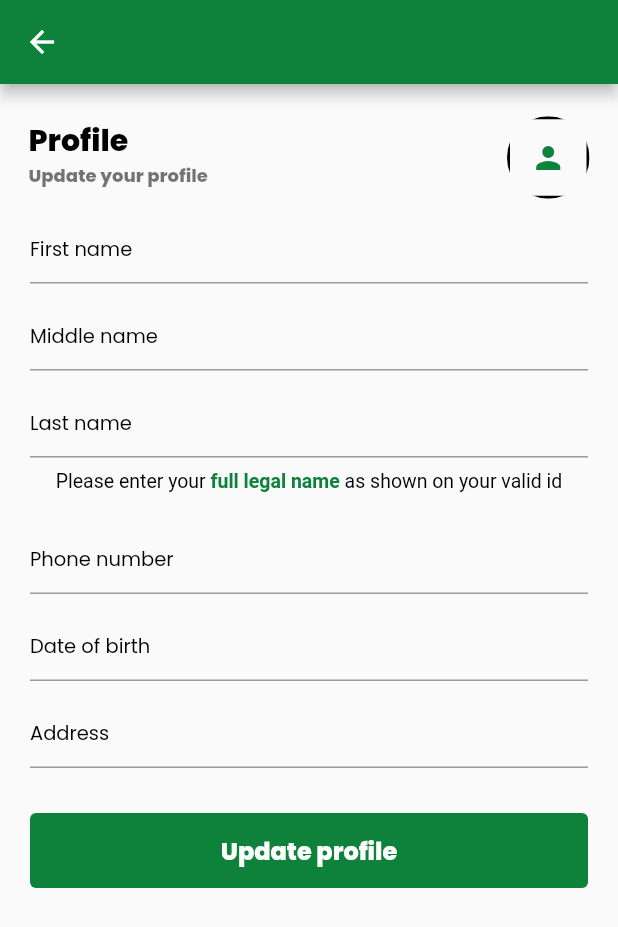
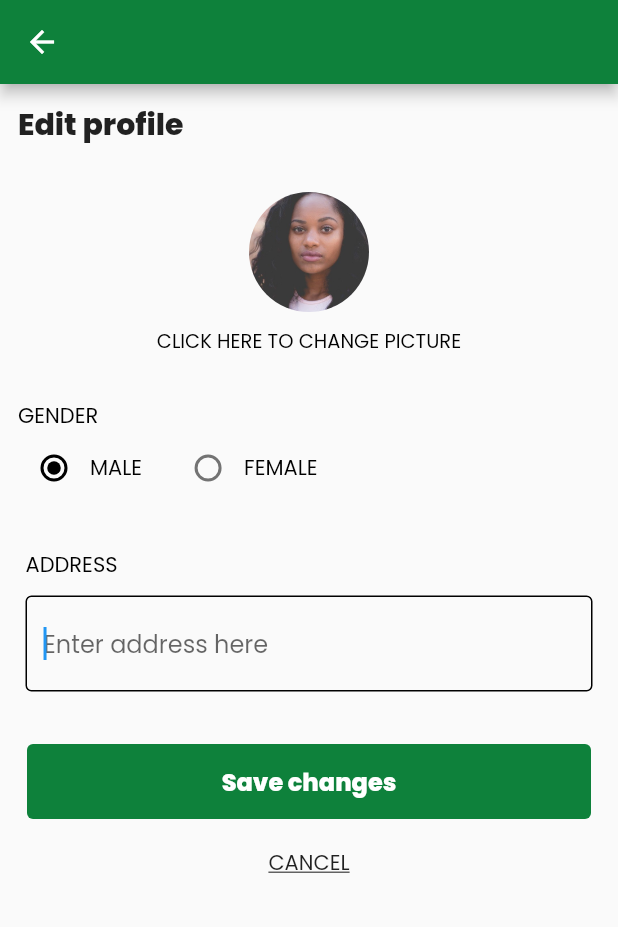
Before and after one commit to hrinternal/equal_cash_mobile_app_2021, a Flutter app: the UpdateProfileScreen screen opened by its route, after a tap on "Update profile", on a phone screen of 412 x 824 dp. Shown: the top 927 px of the screen. Run offline on Flutter 3.47's test engine with Material 2 defaults, Android fonts, the phone set to English and light mode, and no system bars; our stand-ins replace country_code_picker, pin_code_fields; missing offline and left inert: virtual_keyboard_multi_language.

```diff
--- a/lib/main.dart
+++ b/lib/main.dart
@@ -7,6 +7,7 @@ import 'package:equal_cash/screens/login_screen.dart';
 import 'package:equal_cash/screens/onboarding_screen.dart';
 import 'package:equal_cash/screens/registration_screen.dart';
 import 'package:equal_cash/screens/reset_password_screen.dart';
+import 'package:equal_cash/screens/save_profile_screen.dart';
 import 'package:equal_cash/screens/splash_screen.dart';
 import 'package:equal_cash/screens/update_profile_screen.dart';
 import 'package:flutter/material.dart';
@@ -35,7 +36,8 @@ class MyApp extends StatelessWidget {
         AuthConfirmationScreen.routeName: (_) => AuthConfirmationScreen(),
         ResetPasswordScreen.routeName: (_) => ResetPasswordScreen(),
         HomeScreen.routeName: (_) => HomeScreen(),
-        UpdateProfileScreen.routeName: (_) => UpdateProfileScreen()
+        UpdateProfileScreen.routeName: (_) => UpdateProfileScreen(),
+        SaveProfileScreen.routeName: (_) => SaveProfileScreen(),
       },
     );
   }
--- /dev/null
+++ b/lib/screens/save_profile_screen.dart
@@ -0,0 +1,176 @@
+import 'package:flutter/material.dart';
+
+class SaveProfileScreen extends StatefulWidget {
+  static const routeName = "save-profile";
+  @override
+  _SaveProfileScreenState createState() => _SaveProfileScreenState();
+}
+
+enum Gender { Male, Female }
+
+class _SaveProfileScreenState extends State<SaveProfileScreen> {
+  Gender _gender = Gender.Male;
+  @override
+  Widget build(BuildContext context) {
+    return Scaffold(
+        appBar: AppBar(),
+        body: Container(
+          child: Padding(
+            padding: const EdgeInsets.all(12.0),
+            child: Column(
+              children: [
+                Container(
+                  width: double.maxFinite,
+                  alignment: Alignment.centerLeft,
+                  child: Text(
+                    "Edit profile",
+                    style: TextStyle(fontWeight: FontWeight.bold, fontSize: 20),
+                  ),
+                ),
+                SizedBox(height: 30),
+                Container(
+                  height: 80,
+                  width: double.maxFinite,
+                  alignment: Alignment.center,
+                  child: Container(
+                    height: 80,
+                    width: 80,
+                    child: ClipRRect(
+                      borderRadius: BorderRadius.circular(100),
+                      child: InkWell(
+                        child: Image.asset(
+                          "assets/images/person.jpg",
+                          fit: BoxFit.cover,
+                        ),
+                      ),
+                    ),
+                  ),
+                ),
+                SizedBox(
+                  height: 10,
+                ),
+                Container(
+                  child: Text(
+                    "CLICK HERE TO CHANGE PICTURE",
+                    style: TextStyle(fontSize: 13, color: Colors.black),
+                  ),
+                ),
+                SizedBox(
+                  height: 30,
+                ),
+                Container(
+                  width: double.maxFinite,
+                  alignment: Alignment.centerLeft,
+                  child: Text(
+                    "GENDER",
+                    style: TextStyle(fontSize: 14, color: Colors.black),
+                  ),
+                ),
+                //GENDER
+                Container(
+                  child: Row(
+                    children: [
+                      Radio<Gender>(
+                        value: Gender.Male,
+                        groupValue: _gender,
+                        onChanged: (gender) {
+                          setState(() {
+                            _gender = gender;
+                          });
+                        },
+                      ),
+                      Text(
+                        "MALE",
+                        style: TextStyle(color: Colors.black),
+                      ),
+                      SizedBox(
+                        width: 20,
+                      ),
+                      Radio<Gender>(
+                        value: Gender.Female,
+                        groupValue: _gender,
+                        onChanged: (gender) {
+                          setState(() {
+                            _gender = gender;
+                          });
+                        },
+                      ),
+                      Text(
+                        "FEMALE",
+                        style: TextStyle(color: Colors.black),
+                      ),
+                    ],
+                  ),
+                ),
+                SizedBox(
+                  height: 30,
+                ),
+                Container(
+                  alignment: Alignment.centerLeft,
+                  padding: EdgeInsets.symmetric(horizontal: 5),
+                  child: Text(
+                    "ADDRESS",
+                    style: TextStyle(
+                        color: Colors.black,
+                        // fontWeight: FontWeight.bold,
+                        fontSize: 14),
+                  ),
+                ),
+                SizedBox(
+                  height: 10,
+                ),
+                Container(
+                  padding: EdgeInsets.symmetric(horizontal: 5),
+                  child: TextField(
+                    autofocus: true,
+                    // controller: _emailController,
+                    decoration: InputDecoration(
+                      hintText: "Enter address here",
+                      focusedBorder: OutlineInputBorder(),
+                      enabledBorder: OutlineInputBorder(
+                        borderSide: BorderSide(width: 1),
+                      ),
+                    ),
+                  ),
+                ),
+                SizedBox(
+                  height: 35,
+                ),
+                Container(
+                  width: double.maxFinite,
+                  margin: EdgeInsets.symmetric(horizontal: 6),
+                  child: FlatButton(
+                    shape: RoundedRectangleBorder(
+                        borderRadius: BorderRadius.circular(4)),
+                    padding: EdgeInsets.symmetric(vertical: 13),
+                    onPressed: () {
+                      // Navigator.of(context)
+                      //     .pushNamed(SaveProfileScreen.routeName);
+                    },
+                    child: Text(
+                      'Save changes',
+                      style: TextStyle(
+                          color: Colors.white,
+                          fontWeight: FontWeight.bold,
+                          fontSize: 16),
+                    ),
+                    color: Theme.of(context).primaryColor,
+                  ),
+                ),
+                SizedBox(
+                  height: 19,
+                ),
+                Container(
+                  child: InkWell(
+                      onTap: () {},
+                      child: Text(
+                        "CANCEL",
+                        style: TextStyle(decoration: TextDecoration.underline),
+                      )),
+                )
+              ],
+            ),
+          ),
+        ));
+  }
+}
--- a/lib/screens/update_profile_screen.dart
+++ b/lib/screens/update_profile_screen.dart
@@ -1,3 +1,4 @@
+import 'package:equal_cash/screens/save_profile_screen.dart';
 import 'package:flutter/material.dart';
 
 class UpdateProfileScreen extends StatefulWidget {
@@ -128,7 +129,8 @@ class _UpdateProfileScreenState extends State<UpdateProfileScreen> {
                             borderRadius: BorderRadius.circular(4)),
                         padding: EdgeInsets.symmetric(vertical: 13),
                         onPressed: () {
-                          // Navigator.of(context).pushNamed(LoginScreen.routeName);
+                          Navigator.of(context)
+                              .pushNamed(SaveProfileScreen.routeName);
                         },
                         child: Text(
                           'Update profile',
```
Also changed, not shown: assets/images/person.jpg (added).
